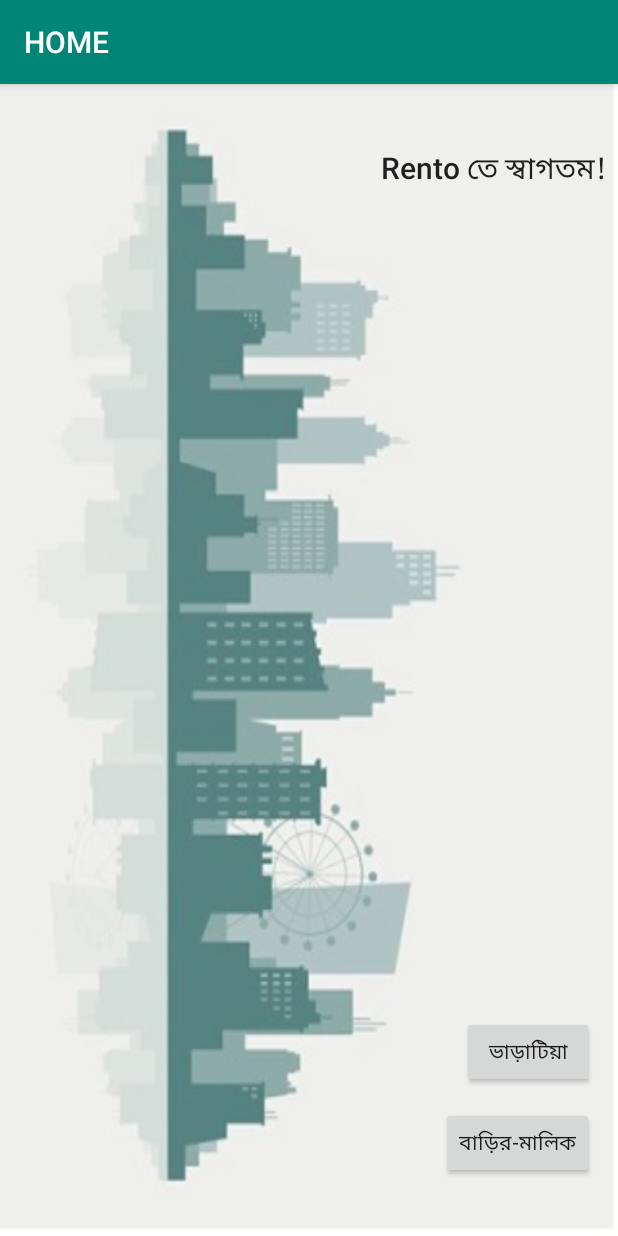
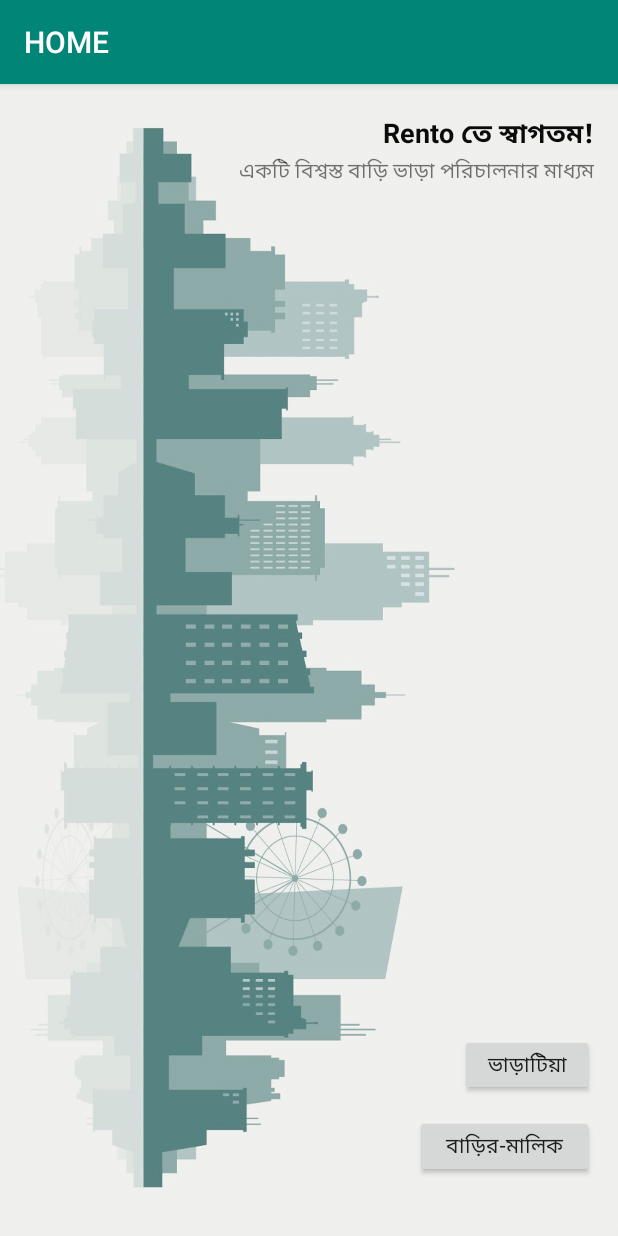
Before and after one commit to AbdullahAlMehediHira/Rento, an Android app: the screen it shows after launch (MainActivity), on a phone screen of 412 x 824 dp. Run offline under Robolectric (Android 15) with nearby library versions, the phone set to English and light mode, and no system bars.

Commit message:
home page modification

```diff
--- a/app/build.gradle
+++ b/app/build.gradle
@@ -25,6 +25,7 @@
     implementation 'androidx.constraintlayout:constraintlayout:1.1.3'
     implementation 'com.google.firebase:firebase-auth:19.2.0'
     implementation 'com.google.firebase:firebase-messaging:20.0.1'
+    implementation 'com.google.firebase:firebase-core:17.2.1'
     testImplementation 'junit:junit:4.12'
     androidTestImplementation 'androidx.test.ext:junit:1.1.1'
     androidTestImplementation 'androidx.test.espresso:espresso-core:3.2.0'
--- a/app/src/main/res/layout/activity_main.xml
+++ b/app/src/main/res/layout/activity_main.xml
@@ -6,26 +6,29 @@
     android:layout_height="match_parent"
     android:background="@drawable/main_background"
     android:orientation="vertical"
-    tools:context=".MainActivity" >
+    tools:context=".MainActivity">
 
     <TextView
         android:id="@+id/textView"
         android:layout_width="wrap_content"
         android:layout_height="wrap_content"
         android:text="@string/app_title"
-        android:textAppearance="@style/TextAppearance.AppCompat.Title"
+        android:textAppearance="@style/TextAppearance.AppCompat.Medium"
+        android:textColor="#0C0B0B"
+        android:textStyle="bold"
         app:layout_constraintBottom_toBottomOf="parent"
         app:layout_constraintEnd_toEndOf="parent"
-        app:layout_constraintHorizontal_bias="0.972"
+        app:layout_constraintHorizontal_bias="0.94"
         app:layout_constraintStart_toStartOf="parent"
         app:layout_constraintTop_toTopOf="parent"
-        app:layout_constraintVertical_bias="0.057" />
+        app:layout_constraintVertical_bias="0.027" />
 
     <Button
         android:id="@+id/landlordButtonId"
-        android:layout_width="wrap_content"
-        android:layout_height="wrap_content"
+        android:layout_width="119dp"
+        android:layout_height="42dp"
         android:layout_marginEnd="16dp"
+        android:clickable="true"
         android:text="@string/landlord_button"
         app:layout_constraintBottom_toBottomOf="parent"
         app:layout_constraintEnd_toEndOf="parent"
@@ -36,8 +39,10 @@
 
     <Button
         android:id="@+id/tenantbuttonId"
-        android:layout_width="wrap_content"
-        android:layout_height="wrap_content"
+        android:layout_width="89dp"
+        android:layout_height="41dp"
+        android:clickable="true"
+        android:cursorVisible="false"
         android:text="@string/tenant_button"
         app:layout_constraintBottom_toTopOf="@+id/landlordButtonId"
         app:layout_constraintEnd_toEndOf="parent"
@@ -46,4 +51,16 @@
         app:layout_constraintTop_toTopOf="parent"
         app:layout_constraintVertical_bias="0.98" />
 
+    <TextView
+        android:id="@+id/textView2"
+        android:layout_width="wrap_content"
+        android:layout_height="wrap_content"
+        android:text="@string/app_content"
+        app:layout_constraintBottom_toBottomOf="parent"
+        app:layout_constraintEnd_toEndOf="parent"
+        app:layout_constraintHorizontal_bias="0.908"
+        app:layout_constraintStart_toStartOf="parent"
+        app:layout_constraintTop_toBottomOf="@+id/textView"
+        app:layout_constraintVertical_bias="0.0" />
+
 </androidx.constraintlayout.widget.ConstraintLayout>
--- a/app/src/main/res/values/strings.xml
+++ b/app/src/main/res/values/strings.xml
@@ -1,6 +1,7 @@
 <resources>
     <string name="app_name">RentO</string>
     <string name="app_title">Rento তে স্বাগতম!</string>
+    <string name="app_content">একটি বিশ্বস্ত বাড়ি ভাড়া পরিচালনার মাধ্যম</string>
     <string name="tenant_button">ভাড়াটিয়া</string>
     <string name="landlord_button">বাড়ির-মালিক</string>
     <string name="sign_in_button">Sign In</string>
```
Also changed, not shown: app/src/main/res/drawable/main_background.jpg.
